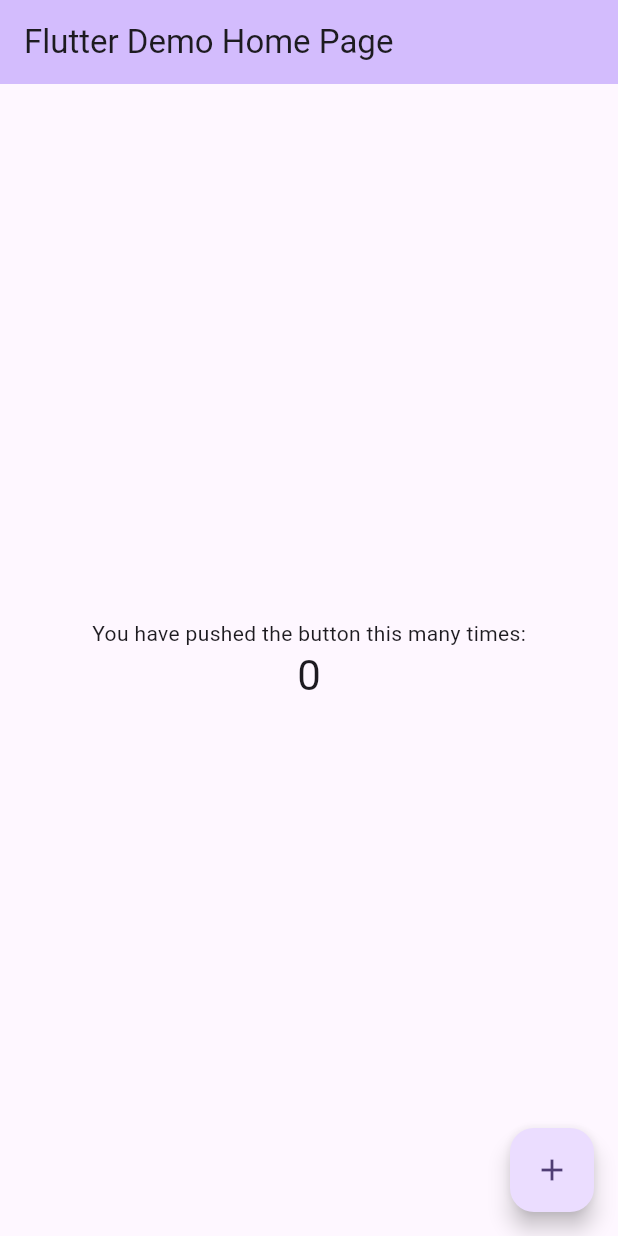
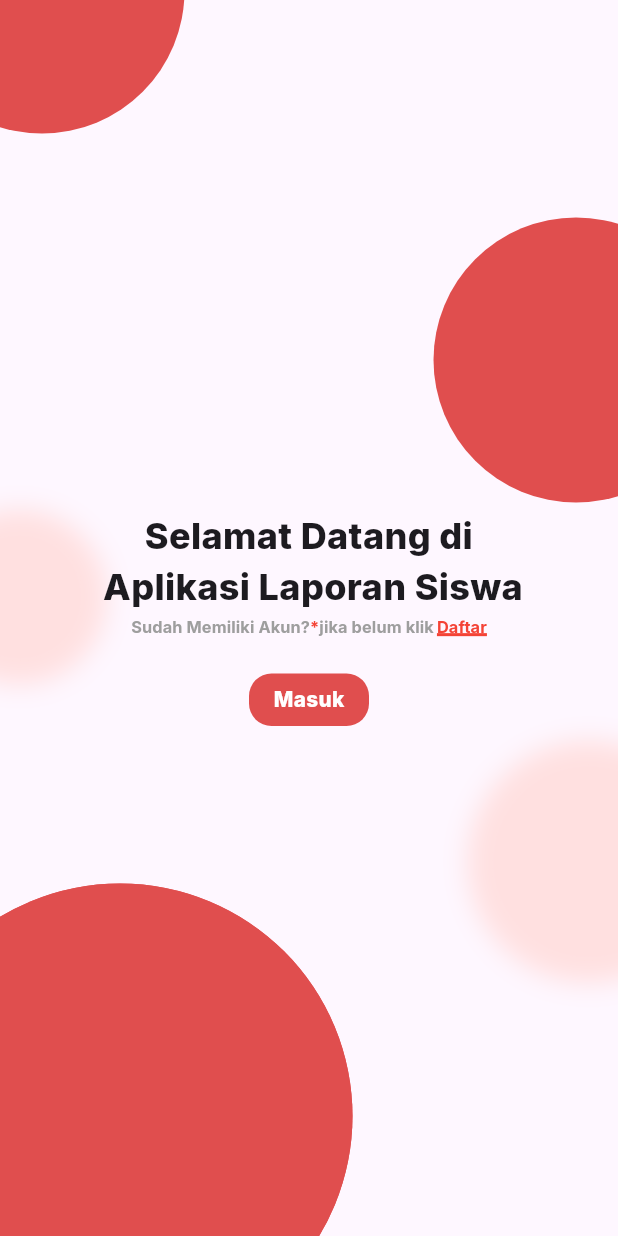
Before and after one commit to NauvalFaiz/Aplikasi_pengaduan_siswa_siswi, a Flutter app: the screen it shows after launch, on a phone screen of 412 x 824 dp. Run offline on Flutter 3.47's test engine with Material 3 defaults, Android fonts, the light colour scheme and no system bars; our stand-ins replace bloc, equatable, flutter_bloc, flutter_svg, google_fonts.

Commit message:
Update_file_and_upgrade

```diff
--- a/lib/futures/presentasi/pages/splash_screen.dart
+++ b/lib/futures/presentasi/pages/splash_screen.dart
@@ -0,0 +1,137 @@
+import 'package:flutter/material.dart';
+import 'package:flutter_porto_smkid/futures/presentasi/widget/circle_style.dart';
+import 'package:google_fonts/google_fonts.dart';
+
+class SplashScreen extends StatelessWidget {
+  const SplashScreen({super.key});
+
+  @override
+  Widget build(BuildContext context) {
+    return Scaffold(
+      body: Stack(
+        clipBehavior: Clip.none,
+        children: [
+          Positioned(
+            top: -101,
+            left: -67,
+            child: CircleStyle(size: 190, color: Color(0xffE04E4E)),
+          ),
+          Positioned(
+            top: 145,
+            right: -67,
+            child: CircleStyle(size: 190, color: Color(0xffE04E4E)),
+          ),
+          Positioned(
+            left: -75,
+            bottom: -75,
+            child: CircleStyle(size: 310, color: Color(0xffE04E4E)),
+          ),
+          Positioned(
+            left: -75,
+            bottom: -75,
+            child: CircleStyle(size: 310, color: Color(0xffE04E4E)),
+          ),
+          Positioned(
+            left: -31,
+            top: 354,
+            child: CircleStyle(
+              size: 88,
+              color: Color(0xffFFE0E0),
+              isGlass: true,
+            ),
+          ),
+          Positioned(
+            right: -47,
+            bottom: 183,
+            child: CircleStyle(
+              size: 133,
+              color: Color(0xffFFE0E0),
+              isGlass: true,
+            ),
+          ),
+          Center(
+            child: Column(
+              mainAxisAlignment: MainAxisAlignment.center,
+              children: [
+                GestureDetector(
+                  child: Text(
+                    "Selamat Datang di \n Aplikasi Laporan Siswa",
+                    style: GoogleFonts.inter(
+                      fontSize: 24,
+                      fontWeight: FontWeight.w800,
+                      letterSpacing: 0.24,
+                      fontStyle: FontStyle.normal,
+                    ),
+                    textAlign: TextAlign.center,
+                  ),
+                  onTap: (){},
+                ),
+                SizedBox(height: 3),
+                RichText(
+                  text: TextSpan(
+                    style: GoogleFonts.inter(
+                      fontSize: 8.87,
+                      color: Colors.grey,
+                      fontWeight: FontWeight.w700,
+                      letterSpacing: 0.089,
+                      fontStyle: FontStyle.normal,
+                    ),
+                    children: [
+                      TextSpan(text: "Sudah Memiliki Akun?",style: GoogleFonts.inter(
+
+                        fontSize: 10.87,
+                      ),),
+                      TextSpan(
+                        text: "*",
+                        style: GoogleFonts.inter(
+                          color: Colors.red,
+                          fontSize: 10.87,
+                        ),
+                      ),
+                      TextSpan(
+                        text: "jika belum klik",
+                        style: GoogleFonts.inter(fontSize: 10.87),
+                      ),
+                      WidgetSpan(child: SizedBox(width: 2)),
+                      TextSpan(
+                        text: "Daftar",
+                        style: GoogleFonts.inter(
+                          fontSize: 10.87,
+                          decoration: TextDecoration.underline,
+                          decorationThickness: 2.0,
+                          color: Colors.red,
+                        ),
+                      ),
+                    ],
+                  ),
+                ),
+                SizedBox(height: 25),
+                GestureDetector(
+                  onTap: () {},
+                  child: Container(
+                    height: 35,
+                    width: 80,
+                    decoration: BoxDecoration(
+                      color: Color(0xffE04E4E),
+                      borderRadius: BorderRadius.circular(15),
+                    ),
+                    child: Center(
+                      child: Text(
+                        "Masuk",
+                        style: GoogleFonts.inter(
+                          color: Colors.white,
+                          fontSize: 13.829,
+                          fontWeight: FontWeight.w800,
+                        ),
+                      ),
+                    ),
+                  ),
+                ),
+              ],
+            ),
+          ),
+        ],
+      ),
+    );
+  }
+}
--- a/lib/futures/presentasi/widget/circle_style.dart
+++ b/lib/futures/presentasi/widget/circle_style.dart
@@ -0,0 +1,50 @@
+import 'package:flutter/material.dart';
+
+class CircleStyle extends StatelessWidget {
+  final double size;
+  final Color color;
+  final bool isGlass;
+  final Widget? child;
+
+  const CircleStyle({
+    super.key,
+    required this.size,
+    required this.color,
+    this.isGlass = false,
+    this.child,
+  });
+
+  @override
+  Widget build(BuildContext context) {
+    if (isGlass) {
+      return SizedBox(
+        width: size,
+        height: size,
+        child: DecoratedBox(
+          decoration: BoxDecoration(
+            shape: BoxShape.circle,
+
+            gradient: RadialGradient(
+              colors: [color, color.withOpacity(0.0)],
+              stops: [0.0, 1.0],
+            ),
+            boxShadow: [
+              BoxShadow(color: color, blurRadius: 14.3,
+              spreadRadius: 14.3),
+            ],
+          ),
+          child: child,
+        ),
+      );
+    }
+
+    return SizedBox(
+      width: size,
+      height: size,
+      child: DecoratedBox(
+        decoration: BoxDecoration(shape: BoxShape.circle, color: color),
+        child: child,
+      ),
+    );
+  }
+}
--- a/lib/main.dart
+++ b/lib/main.dart
@@ -1,121 +1,36 @@
 import 'package:flutter/material.dart';
+import 'package:flutter_bloc/flutter_bloc.dart';
+import 'package:flutter_porto_smkid/futures/presentasi/auth/bloc/auth_bloc.dart';
+import 'package:flutter_porto_smkid/futures/presentasi/auth/bloc/auth_event.dart';
+
+import 'futures/presentasi/auth/pages/register_page.dart';
+import 'futures/presentasi/pages/intro_screen.dart';
+import 'futures/presentasi/pages/users/users_dashboard.dart';
 
 void main() {
-  runApp(const MyApp());
+  runApp(const aspi());
 }
 
-class MyApp extends StatelessWidget {
-  const MyApp({super.key});
-
-  // This widget is the root of your application.
-  @override
-  Widget build(BuildContext context) {
-    return MaterialApp(
-      title: 'Flutter Demo',
-      theme: ThemeData(
-        // This is the theme of your application.
-        //
-        // TRY THIS: Try running your application with "flutter run". You'll see
-        // the application has a purple toolbar. Then, without quitting the app,
-        // try changing the seedColor in the colorScheme below to Colors.green
-        // and then invoke "hot reload" (save your changes or press the "hot
-        // reload" button in a Flutter-supported IDE, or press "r" if you used
-        // the command line to start the app).
-        //
-        // Notice that the counter didn't reset back to zero; the application
-        // state is not lost during the reload. To reset the state, use hot
-        // restart instead.
-        //
-        // This works for code too, not just values: Most code changes can be
-        // tested with just a hot reload.
-        colorScheme: .fromSeed(seedColor: Colors.deepPurple),
-      ),
-      home: const MyHomePage(title: 'Flutter Demo Home Page'),
-    );
-  }
-}
-
-class MyHomePage extends StatefulWidget {
-  const MyHomePage({super.key, required this.title});
-
-  // This widget is the home page of your application. It is stateful, meaning
-  // that it has a State object (defined below) that contains fields that affect
-  // how it looks.
-
-  // This class is the configuration for the state. It holds the values (in this
-  // case the title) provided by the parent (in this case the App widget) and
-  // used by the build method of the State. Fields in a Widget subclass are
-  // always marked "final".
-
-  final String title;
-
-  @override
-  State<MyHomePage> createState() => _MyHomePageState();
-}
-
-class _MyHomePageState extends State<MyHomePage> {
-  int _counter = 0;
-
-  void _incrementCounter() {
-    setState(() {
-      // This call to setState tells the Flutter framework that something has
-      // changed in this State, which causes it to rerun the build method below
-      // so that the display can reflect the updated values. If we changed
-      // _counter without calling setState(), then the build method would not be
-      // called again, and so nothing would appear to happen.
-      _counter++;
-    });
-  }
+class aspi extends StatelessWidget {
+  const aspi({super.key});
 
   @override
   Widget build(BuildContext context) {
-    // This method is rerun every time setState is called, for instance as done
-    // by the _incrementCounter method above.
-    //
-    // The Flutter framework has been optimized to make rerunning build methods
-    // fast, so that you can just rebuild anything that needs updating rather
-    // than having to individually change instances of widgets.
-    return Scaffold(
-      appBar: AppBar(
-        // TRY THIS: Try changing the color here to a specific color (to
-        // Colors.amber, perhaps?) and trigger a hot reload to see the AppBar
-        // change color while the other colors stay the same.
-        backgroundColor: Theme.of(context).colorScheme.inversePrimary,
-        // Here we take the value from the MyHomePage object that was created by
-        // the App.build method, and use it to set our appbar title.
-        title: Text(widget.title),
-      ),
-      body: Center(
-        // Center is a layout widget. It takes a single child and positions it
-        // in the middle of the parent.
-        child: Column(
-          // Column is also a layout widget. It takes a list of children and
-          // arranges them vertically. By default, it sizes itself to fit its
-          // children horizontally, and tries to be as tall as its parent.
-          //
-          // Column has various properties to control how it sizes itself and
-          // how it positions its children. Here we use mainAxisAlignment to
-          // center the children vertically; the main axis here is the vertical
-          // axis because Columns are vertical (the cross axis would be
-          // horizontal).
-          //
-          // TRY THIS: Invoke "debug painting" (choose the "Toggle Debug Paint"
-          // action in the IDE, or press "p" in the console), to see the
-          // wireframe for each widget.
-          mainAxisAlignment: .center,
-          children: [
-            const Text('You have pushed the button this many times:'),
-            Text(
-              '$_counter',
-              style: Theme.of(context).textTheme.headlineMedium,
-            ),
-          ],
+    return MultiBlocProvider(
+      providers: [
+        BlocProvider(
+          create: (context) => AuthBloc()..add(CheckAuthStatusEvent()),
         ),
-      ),
-      floatingActionButton: FloatingActionButton(
-        onPressed: _incrementCounter,
-        tooltip: 'Increment',
-        child: const Icon(Icons.add),
+      ],
+      child: MaterialApp(
+        debugShowCheckedModeBanner: false,
+        title: "Aksi",
+        initialRoute: '/',
+        routes: {
+          '/' : (context) => const IntroScreen(),
+          '/register' : (context) => const RegisterPage(),
+          '/dashboard' : (context) =>DashboardPage(),
+        },
       ),
     );
   }
```
Also changed, not shown: lib/core/errors/errors_validators.dart (+34 -0 lines), lib/core/validators/validators.dart (+30 -0 lines), lib/core/validators/validators_ppatterns.dart (+26 -0 lines), lib/futures/presentasi/auth/pages/login_page.dart (+89 -0 lines), lib/futures/presentasi/auth/pages/register_page.dart (+15 -0 lines), lib/futures/presentasi/pages/users/users_dashboard.dart (+15 -0 lines), pubspec.yaml (+9 -3 lines), pubspec.lock, 3 other files.
